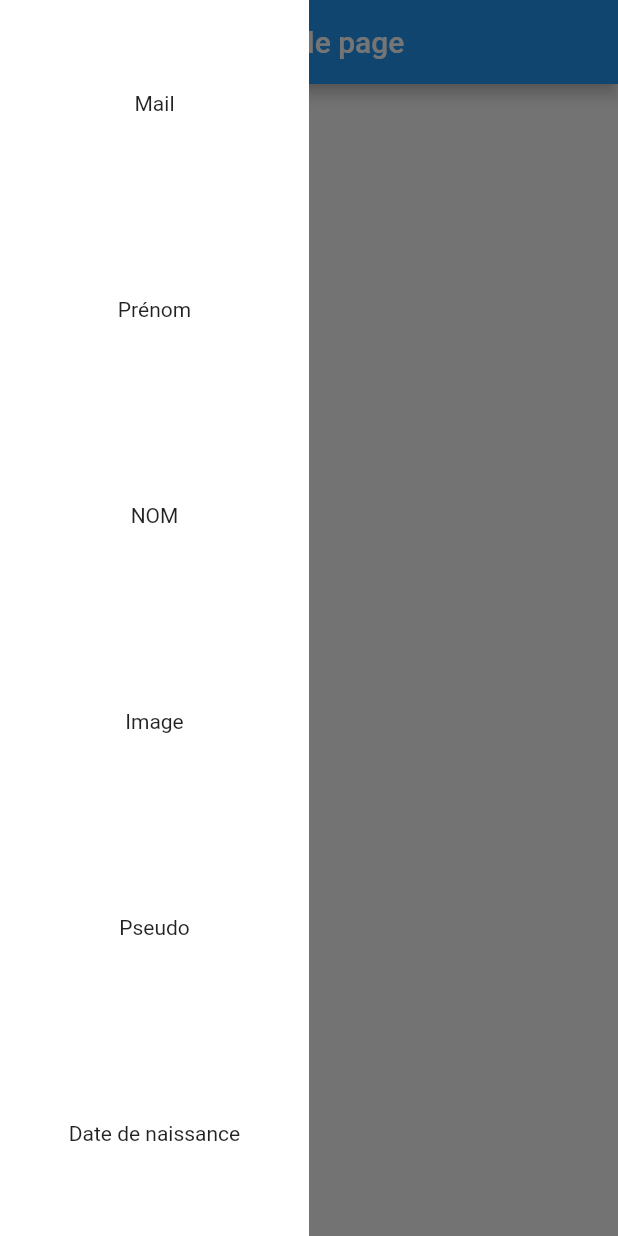
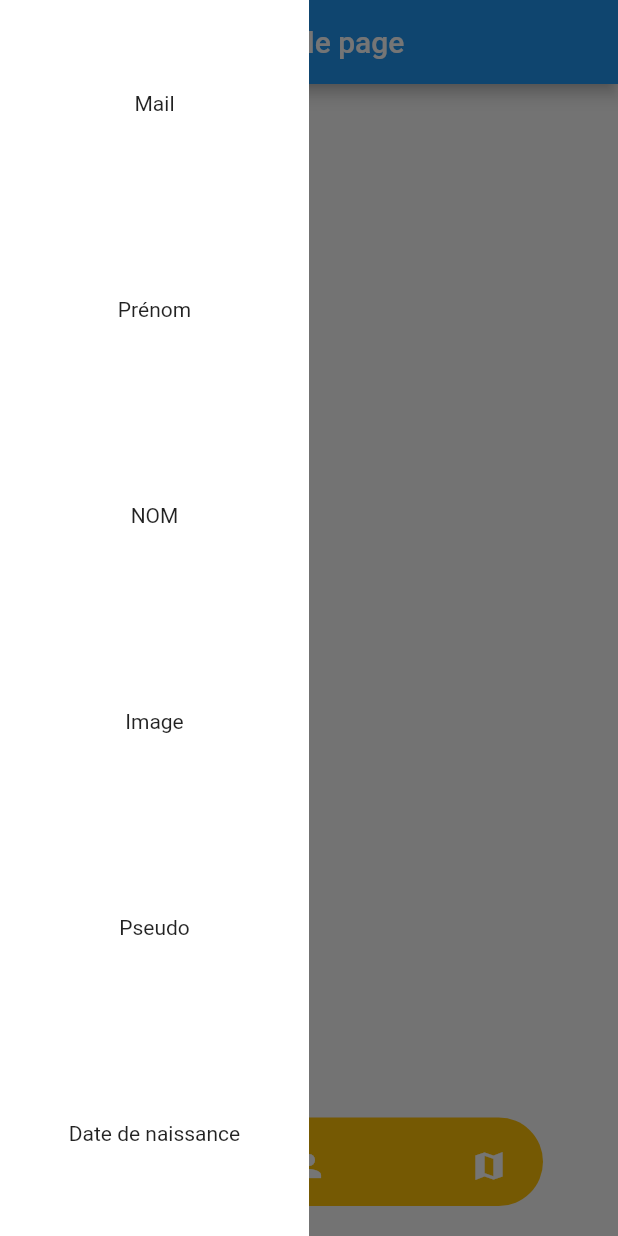
Before and after one commit to pacski/firstProjetIIM, a Flutter app: the dashboard screen opened directly with empty values, with the side drawer open, on a phone screen of 412 x 824 dp. Run offline on Flutter 3.47's test engine with Material 2 defaults, Android fonts, the phone set to English and light mode, and no system bars; drawn by our look-alikes of dot_navigation_bar; our stand-ins replace cloud_firestore, firebase_auth, firebase_core; accounts and stored records are empty.

```diff
--- a/lib/main.dart
+++ b/lib/main.dart
@@ -24,6 +24,7 @@ class MyApp extends StatelessWidget {
         primarySwatch: Colors.blue,
       ),
       home: const MyHomePage(title: 'Flutter Demo Home Page'),
+      debugShowCheckedModeBanner: false,
     );
   }
 }
--- a/lib/view/dashboard.dart
+++ b/lib/view/dashboard.dart
@@ -1,10 +1,12 @@
 import 'package:firstprojetimmw/view/Mydrawer.dart';
 import 'package:flutter/material.dart';
+import 'package:dot_navigation_bar/dot_navigation_bar.dart';
 
 class dashboard extends StatefulWidget{
   String? mail;
   String? password;
   dashboard(String? this.mail,String? this.password);
+
   @override
   State<StatefulWidget> createState() {
     // TODO: implement createState
@@ -15,24 +17,54 @@ class dashboard extends StatefulWidget{
 
 
 class dashboardState extends State<dashboard>{
+  int currentIndex = 0;
   @override
   Widget build(BuildContext context) {
     // TODO: implement build
     return Scaffold(
       drawer: myDrawer(),
+
       appBar: AppBar(
         centerTitle: true,
         title: Text("Nouvelle page"),
       ),
-      body: bodyPage(),
+      body: bodyPage(currentIndex),
+      bottomNavigationBar: DotNavigationBar(
+        selectedItemColor: Colors.black,
+        unselectedItemColor: Colors.white,
+        backgroundColor: Colors.amber,
+        onTap: (int newValue){
+          setState(() {
+            currentIndex = newValue;
+          });
+        },
+        currentIndex: currentIndex,
+        items: [
+          DotNavigationBarItem(
+              icon: Icon(Icons.music_note_sharp),
+          ),
+          DotNavigationBarItem(
+            icon: Icon(Icons.person),
+          ),
+          DotNavigationBarItem(
+            icon: Icon(Icons.map_sharp),
+          ),
+        ],
+      )
 
     );
   }
 
 
 
-  Widget bodyPage(){
-    return Text("Nouvelle page");
+  Widget bodyPage(int value){
+    switch (value) {
+      case 0 : return Text("Afficher de la musique");
+      case 1: return Text("Affficher les personnes connectés");
+      case 2: return Text("Afficher une carte");
+      default: return Text("Aucune info");
+
+    }
   }
 
 }
--- a/pubspec.yaml
+++ b/pubspec.yaml
@@ -38,6 +38,7 @@ dependencies:
   firebase_auth: ^3.3.7
   cloud_firestore: ^3.1.8
   firebase_storage: ^10.2.7
+  dot_navigation_bar: ^1.0.1+3
 
 dev_dependencies:
   flutter_test:
```
Also changed, not shown: pubspec.lock.
